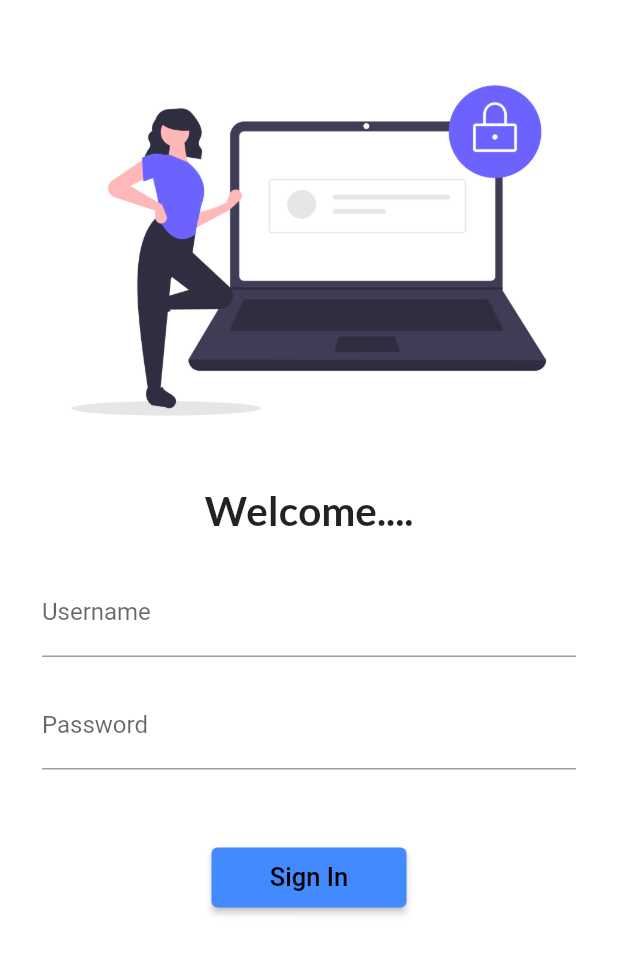
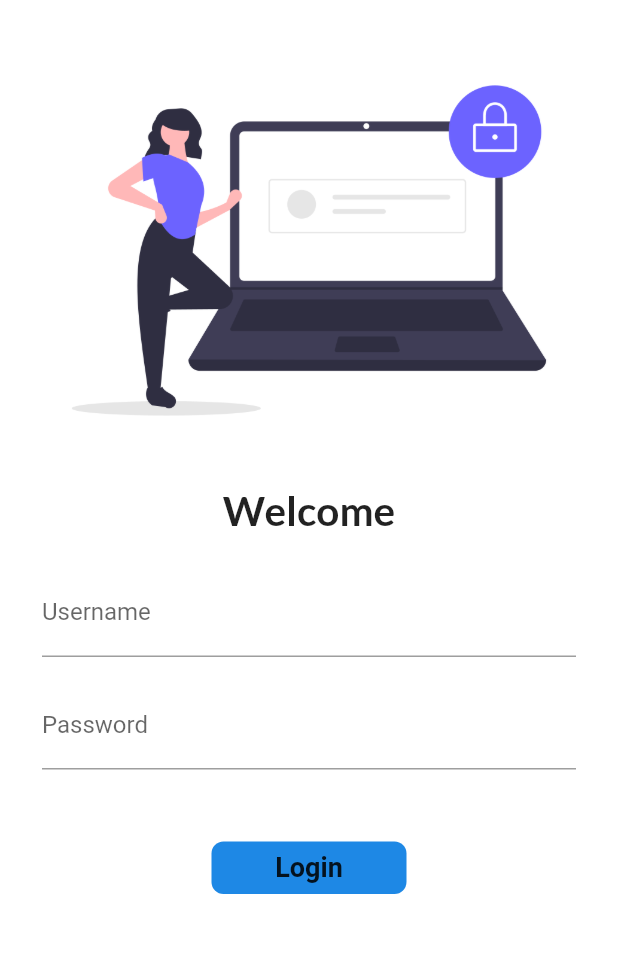
Before and after one commit to UMAKANTPATIL1/catalog_app, a Flutter app: the screen it shows after launch, on a phone screen of 412 x 824 dp. Shown: the top 954 px of the screen. Run offline on Flutter 3.47's test engine with Material 2 defaults, Android fonts, the phone set to English and light mode, and no system bars; our stand-ins replace google_fonts; missing offline and left inert: dart:ffi.

Commit message:
Day_6 Commit

```diff
--- a/lib/pages/login_page.dart
+++ b/lib/pages/login_page.dart
@@ -1,12 +1,21 @@
 import 'dart:convert';
+import 'dart:ffi';
 
 import 'package:flutter/material.dart';
 import 'package:google_fonts/google_fonts.dart';
 import 'package:my_app/navigate_pages/navigate.dart';
 import 'home_page.dart';
 
-class LoginPage extends StatelessWidget {
+class LoginPage extends StatefulWidget {
   const LoginPage({super.key});
+
+  @override
+  State<LoginPage> createState() => _LoginPageState();
+}
+
+class _LoginPageState extends State<LoginPage> {
+  String name = "";
+  bool changedBtn = false;
 
   @override
   Widget build(BuildContext context) {
@@ -20,13 +29,12 @@ class LoginPage extends StatelessWidget {
               ),
               Image.asset(
                 "assets/images/login.png",
-
               ),
               SizedBox(
                 height: 15,
               ),
               Text(
-            "Welcome....",
+                "Welcome " + name,
                 textAlign: TextAlign.center,
                 style: TextStyle(
                   fontWeight: FontWeight.bold,
@@ -35,7 +43,8 @@ class LoginPage extends StatelessWidget {
                 ),
               ),
               Padding(
-            padding: const EdgeInsets.symmetric(vertical: 15.0, horizontal: 20),
+                padding:
+                    const EdgeInsets.symmetric(vertical: 15.0, horizontal: 20),
                 child: Column(
                   children: [
                     Padding(
@@ -45,6 +54,10 @@ class LoginPage extends StatelessWidget {
                           hintText: "Enter Username",
                           labelText: "Username",
                         ),
+                        onChanged: (value) {
+                          name = value;
+                          setState(() {});
+                        },
                       ),
                     ),
                     Padding(
@@ -60,33 +73,61 @@ class LoginPage extends StatelessWidget {
                     SizedBox(
                       height: 40,
                     ),
-                ElevatedButton(
-
+                    //Button using Animation
+                    InkWell(
+                      onTap: () async {
+                        setState(() {
+                          changedBtn = true;
+                        });
+                        await Future.delayed(Duration(seconds: 2));
+                        Navigator.pushNamed(context, MyRoutes.homeButton);
+                      },
+                      child: AnimatedContainer(
+                        duration: Duration(seconds: 1),
+                        width: changedBtn ? 50 : 130,
+                        height: 35,
+                        alignment: Alignment.center,
+                        child: changedBtn
+                            ? Icon(
+                                Icons.done,
+                                color: Colors.white,
+                              )
+                            : Text(
+                                "Login",
+                                style: TextStyle(
+                                  fontSize: 18,
+                                  fontWeight: FontWeight.bold,
+                                ),
+                              ),
+                        decoration: BoxDecoration(
+                          color: Colors.blue.shade600,
+                          borderRadius:
+                              BorderRadius.circular(changedBtn ? 50 : 8),
+                        ),
+                      ),
+                    ),
+                    /*ElevatedButton(
                       child: Text(
                         "Sign In",
                         style: TextStyle(
                           fontSize: 17,
                         ),
                       ),
-
                       style: TextButton.styleFrom(
                         backgroundColor: Colors.blueAccent,
                         foregroundColor: Colors.black,
                         minimumSize: Size(130, 40),
-
-
                       ),
                       onPressed: () {
                         Navigator.pushNamed(context, MyRoutes.homeButton);
                       },
-                )
+                    )*/
                   ],
                 ),
               )
             ],
           ),
-    )
-    );
+        ));
     /*return Scaffold( //Scafold use Day 1,2,3
       backgroundColor: Colors.deepOrange,
       body: Center(
```
Lines whose indentation alone changed are shown as unchanged.
